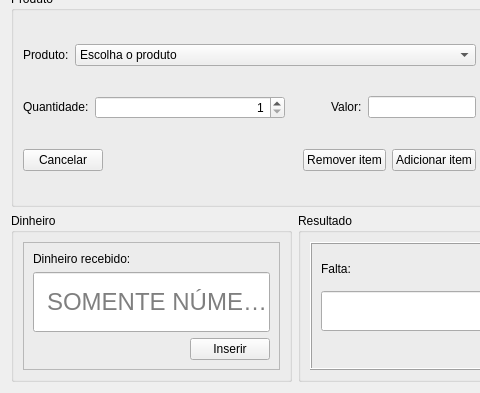
First picture: the form in view/venda_pg.ui, repository Gusrrocha/Sistema-para-livraria, before the edit; both pictures show x 0 to 480 and y 140 to 533 of the 895 by 533 pixel window.
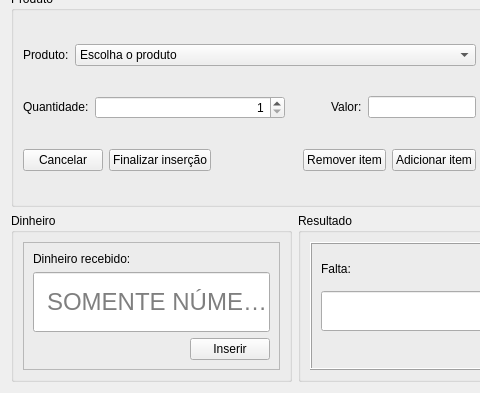
Second picture: the form after the edit.

Commit message: Venda - Mais restrições

What changed in the file:
```diff
--- a/view/venda_pg.ui
+++ b/view/venda_pg.ui
@@ -280,6 +280,13 @@
               </property>
              </widget>
             </item>
+            <item>
+             <widget class="QPushButton" name="final_in_btn">
+              <property name="text">
+               <string>Finalizar inserção</string>
+              </property>
+             </widget>
+            </item>
             <item>
              <spacer name="horizontalSpacer">
               <property name="orientation">
```
The commit also changes 2 other files.
